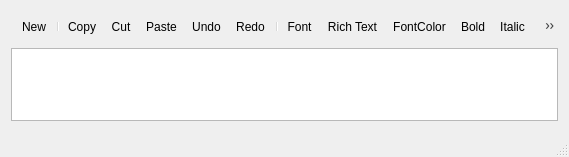
This is mainApp/texteditdialog.ui in trevorsandy/lpub3d-ci as Qt 5 draws it before an edit. The edited form follows.
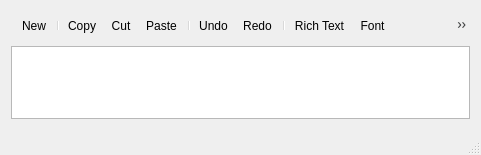
This is the edited form. Icons and pictures are not drawn.

```diff
--- a/mainApp/texteditdialog.ui
+++ b/mainApp/texteditdialog.ui
@@ -6,8 +6,8 @@
    <rect>
     <x>0</x>
     <y>0</y>
-    <width>569</width>
-    <height>157</height>
+    <width>481</width>
+    <height>155</height>
    </rect>
   </property>
   <property name="windowTitle">
@@ -18,8 +18,6 @@
   </property>
   <layout class="QVBoxLayout" name="verticalLayout">
    <item>
-    <layout class="QHBoxLayout" name="horizontalLayout">
-     <item>
       <widget class="QToolBar" name="mainToolBar">
        <property name="sizePolicy">
         <sizepolicy hsizetype="Expanding" vsizetype="Fixed">
@@ -27,16 +25,20 @@
          <verstretch>0</verstretch>
         </sizepolicy>
        </property>
+     <property name="toolButtonStyle">
+      <enum>Qt::ToolButtonIconOnly</enum>
+     </property>
        <addaction name="actionNew"/>
        <addaction name="separator"/>
        <addaction name="actionCopy"/>
        <addaction name="actionCut"/>
        <addaction name="actionPaste"/>
+     <addaction name="separator"/>
        <addaction name="actionUndo"/>
        <addaction name="actionRedo"/>
        <addaction name="separator"/>
-       <addaction name="actionFont"/>
        <addaction name="actionRichText"/>
+     <addaction name="actionFont"/>
        <addaction name="actionFontColor"/>
        <addaction name="actionBold"/>
        <addaction name="actionItalic"/>
@@ -47,21 +49,6 @@
       </widget>
      </item>
      <item>
-      <spacer name="horizontalSpacer">
-       <property name="orientation">
-        <enum>Qt::Horizontal</enum>
-       </property>
-       <property name="sizeHint" stdset="0">
-        <size>
-         <width>48</width>
-         <height>31</height>
-        </size>
-       </property>
-      </spacer>
-     </item>
-    </layout>
-   </item>
-   <item>
     <widget class="QTextEdit" name="textEdit"/>
    </item>
    <item>
@@ -300,7 +287,10 @@
      <normaloff>:/resources/fontColour.png</normaloff>:/resources/fontColour.png</iconset>
    </property>
    <property name="text">
-    <string>FontColor</string>
+    <string>Font Color</string>
+   </property>
+   <property name="iconText">
+    <string>Font Color</string>
    </property>
    <property name="toolTip">
     <string>Font color</string>
```
Left out of the diff: 10 changed lines with no effect on the pictures. Lines whose indentation alone changed are shown as unchanged.
